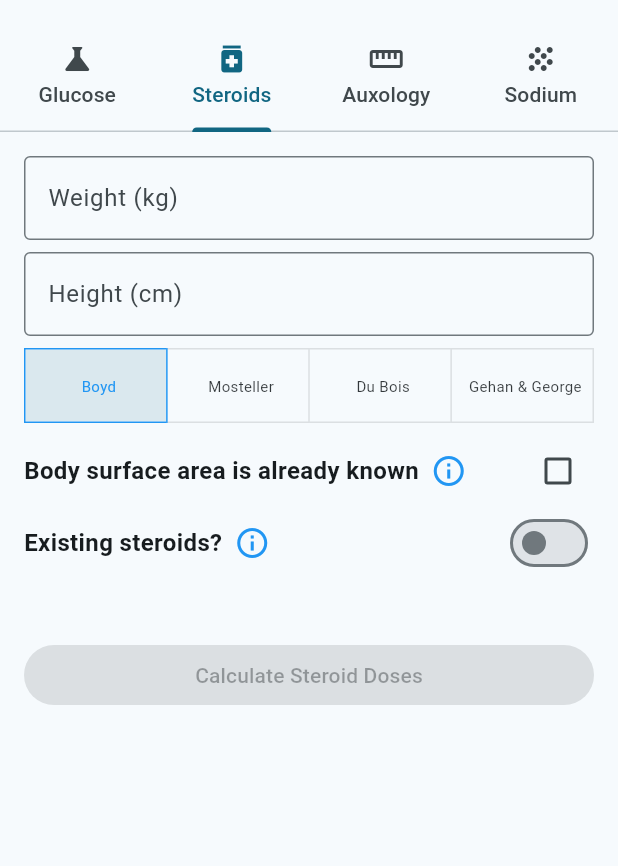
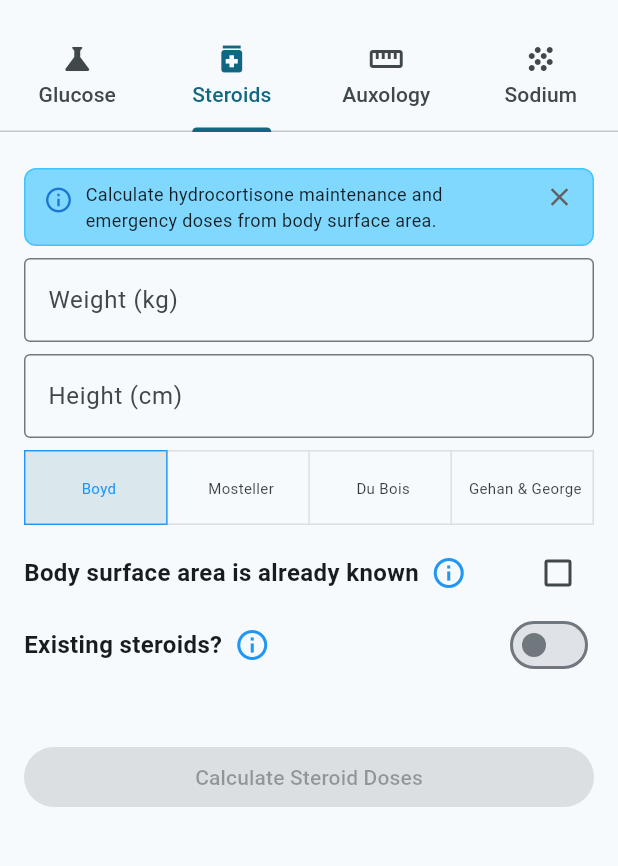
Before and after one commit to eatyourpeas/endocrinologist, a Flutter app: the screen it shows after launch, tab 2 chosen, on a phone screen of 412 x 824 dp, the part 63-929 px from its top. Run offline on Flutter 3.47's test engine with Material 3 defaults, Android fonts, the phone set to English and light mode, and no system bars; our stand-ins replace google_fonts, syncfusion_flutter_charts; missing offline and left inert: dart:ffi, normal.

Commit message:
info box to steroid page

```diff
--- a/lib/pages/steroidpage.dart
+++ b/lib/pages/steroidpage.dart
@@ -14,6 +14,7 @@ class SteroidPage extends StatefulWidget {
 class _SteroidPageState extends State<SteroidPage> {
   // Global key for form state
   final _formKey = GlobalKey<FormState>();
+  bool _showInfoBox = true;
 
   bool _showBodySurfaceArea = false;
   final int _selectedBSA = 1;
@@ -106,7 +107,7 @@ class _SteroidPageState extends State<SteroidPage> {
               content: SingleChildScrollView(
                   child: Column(
                     crossAxisAlignment: CrossAxisAlignment.start,
-                  children: [
+                    children: [
                       Padding(
                         padding: const EdgeInsets.only(bottom: 8.0), // Add padding below the grid
                         child: Column(
@@ -437,6 +438,65 @@ class _SteroidPageState extends State<SteroidPage> {
                     child: Column(
                       crossAxisAlignment: CrossAxisAlignment.start,
                       children: [
+                        Visibility(
+                          visible: _showInfoBox,
+                          child: Padding(
+                            padding: const EdgeInsets.symmetric(vertical: 8.0),
+                            child: Container(
+                              padding: const EdgeInsets.symmetric(horizontal: 12.0, vertical: 8.0), // Adjust padding
+                              decoration: BoxDecoration(
+                                color: Colors.lightBlueAccent[100],
+                                borderRadius: BorderRadius.circular(8.0),
+                                border: Border.all(
+                                  color: Colors.lightBlueAccent,
+                                  width: 1,
+                                ),
+                              ),
+                              child: Row(
+                                crossAxisAlignment: CrossAxisAlignment.start, // Align items to the top
+                                children: <Widget>[
+                                  // Info Icon (at the beginning)
+                                  Padding(
+                                    padding: const EdgeInsets.only(right: 8.0, top: 2.0), // Adjust padding for alignment
+                                    child: Icon(
+                                      Icons.info_outline,
+                                      color: Colors.blue[700], // Choose a suitable color for the icon
+                                      size: 20,
+                                    ),
+                                  ),
+                                  // Your Text (takes up available space)
+                                  const Expanded(
+                                    child: Text(
+                                      'Calculate hydrocortisone maintenance and emergency doses from body surface area.',
+                                      textAlign: TextAlign.left,
+                                      style: TextStyle(
+                                        fontSize: 12,
+                                        color: Colors.black87,
+                                      ),
+                                    ),
+                                  ),
+                                  // Close Icon (at the end)
+                                  Padding(
+                                    padding: const EdgeInsets.only(left: 8.0), // Add some space before the close icon
+                                    child: InkWell( // Makes the icon clickable
+                                      onTap: () {
+                                        setState(() {
+                                          _showInfoBox = false; // Update state to hide the box
+                                        });
+                                      },
+                                      borderRadius: BorderRadius.circular(12), // Optional: for ripple effect shape
+                                      child: Icon(
+                                        Icons.close,
+                                        color: Colors.grey[700], // Choose a suitable color
+                                        size: 20,
+                                      ),
+                                    ),
+                                  ),
+                                ],
+                              ),
+                            ),
+                          ),
+                        ),
                         // Weight and Height TextFormField
                         Visibility(
                             visible: !_showBodySurfaceArea,
```
